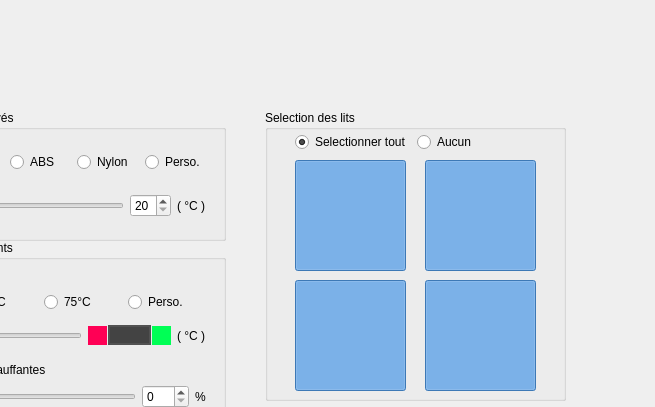
First picture: the form in src/Page/PrinterPage.ui, repository polybox3d/polybox, before the edit; both pictures show x 145 to 800 and y 0 to 407 of the 800 by 550 pixel window.
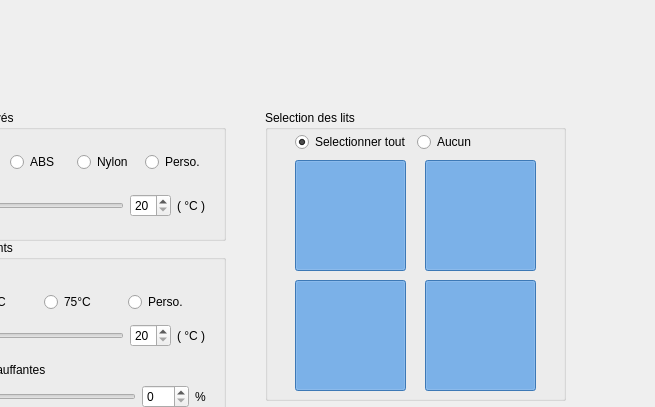
Second picture: the form after the edit. Icons and pictures are not drawn. Custom widgets are drawn as their Qt base class.

Patch:
```diff
--- a/src/Page/PrinterPage.ui
+++ b/src/Page/PrinterPage.ui
@@ -121,7 +121,7 @@
      <rect>
       <x>30</x>
       <y>20</y>
-      <width>204</width>
+      <width>206</width>
       <height>25</height>
      </rect>
     </property>
@@ -311,59 +311,7 @@
      <item>
       <widget class="QSpinBox" name="boxTempSpin">
        <property name="styleSheet">
-        <string notr="true">QSpinBox {
-margin-left: 20px;  /* make room for the arrows */
-margin-right: 20px;  /* make room for the arrows */
-width: 20px;
-
-border: 2 solid #515151;
-background-color: #434343;
-}
-
-QSpinBox::up-button  {
-subcontrol-origin: margin;
-subcontrol-position: center left;
-
-width: 19px;
-border-width: 1px;
-}
-
-QSpinBox::up-arrow  {
-min-width: 19px;
-min-height: 14px;
-max-width: 19px;
-max-height: 14px;
-height: 19px;
-width: 14px;
-background-color:#FF0055;
-}
-
-QSpinBox::up-button:pressed  {
-top: 1px;
-right: 1px;
-}
-
-QSpinBox::down-button  {
-subcontrol-origin: margin;
-subcontrol-position: center right;
-width: 19px;
-border-width: 1px;
-}
-
-QSpinBox::down-arrow  {
-min-width: 19px;
-min-height: 14px;
-max-width: 19px;
-max-height: 14px;
-height: 19px;
-width: 14px;
-background-color:#00FF55;
-}
-
-QSpinBox::down-button:pressed  {
-top: 1px;
-left: 1px;
-}</string>
+        <string notr="true"/>
        </property>
        <property name="minimum">
         <number>20</number>
```
Left out of the diff: 9 changed lines with no effect on the pictures.
